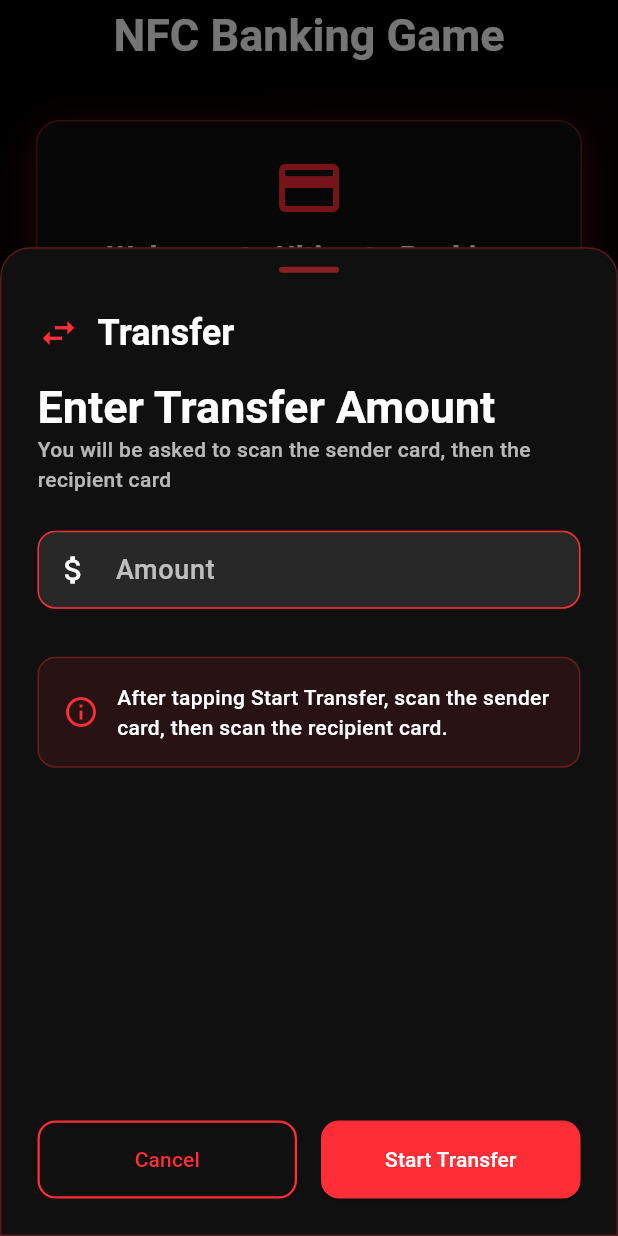
After one commit to ahmed-wael2002/nfc_banking_game, a Flutter app: the screen it shows after launch, after a tap on "Transfer", on a phone screen of 412 x 824 dp. The commit adds this screen. Run offline on Flutter 3.47's test engine with Material 3 defaults, Android fonts, the phone set to English and light mode, and no system bars; our stand-ins replace dartz, equatable, flutter_bloc, freezed_annotation, get_it; missing offline and left inert: flutter_nfc_kit, ndef; Roboto replaces fonts that are missing (Cairo).

Commit message:
Add NFC card-to-card transfer feature
Implemented a new transfer operation allowing users to move funds between two NFC cards. Added a Transfer button and modal to the home page UI, and updated the NFC data source to support the transfer operation by scanning sender and recipient cards sequentially.

```diff
--- a/lib/features/home/data/data_source/remote/nfc_data_source_impl.dart
+++ b/lib/features/home/data/data_source/remote/nfc_data_source_impl.dart
@@ -193,7 +193,33 @@ class NfcDataSourceImpl implements UserDataSourceInterface {
         await writeNfcData(updated.toJson());
         return;
       case OperationTypeEnum.transfer:
-        throw Exception('Transfer operation is not supported');
+        // Transfer: scan sender, deduct; then scan recipient, add.
+        // Each step uses a single NFC session (poll -> read/write -> finish).
+        await _performTransfer(amount);
+        return;
     }
   }
+
+  Future<void> _performTransfer(double amount) async {
+    // Step 1: Scan sender and deduct the amount
+    final UserModel senderCurrent = await getUser();
+    if (amount > senderCurrent.balance) {
+      throw Exception('Amount exceeds balance');
+    }
+    final UserModel senderUpdated = UserModel(
+      id: senderCurrent.id,
+      name: senderCurrent.name,
+      balance: senderCurrent.balance - amount,
+    );
+    await writeNfcData(senderUpdated.toJson());
+
+    // Step 2: Scan recipient and add the amount
+    final UserModel recipientCurrent = await getUser();
+    final UserModel recipientUpdated = UserModel(
+      id: recipientCurrent.id,
+      name: recipientCurrent.name,
+      balance: recipientCurrent.balance + amount,
+    );
+    await writeNfcData(recipientUpdated.toJson());
+  }
 }
--- a/lib/features/home/presentation/pages/home_page.dart
+++ b/lib/features/home/presentation/pages/home_page.dart
@@ -8,6 +8,7 @@ import 'package:nfc/features/home/presentation/blocs/make_transaction_bloc.dart'
 import 'package:nfc/features/home/presentation/widgets/nfc_scan_modal.dart';
 import 'package:nfc/features/home/presentation/widgets/create_user_modal.dart';
 import 'package:nfc/features/home/presentation/widgets/make_transaction_modal.dart';
+import 'package:nfc/features/home/presentation/widgets/transfer_modal.dart';
 import 'package:nfc/service_locator.dart';
 
 class HomePage extends StatelessWidget {
@@ -147,6 +148,14 @@ class _HomePageBodyState extends State<HomePageBody> {
                           onTap: () => _showTransactionModal(context),
                           color: Theme.of(context).colorScheme.primary,
                         ),
+                        _buildActionButton(
+                          context,
+                          icon: Icons.swap_horiz,
+                          title: 'Transfer',
+                          subtitle: 'Move money between cards',
+                          onTap: () => _showTransferModal(context),
+                          color: Theme.of(context).colorScheme.primary,
+                        ),
                       ],
                     );
                   },
@@ -263,4 +272,16 @@ class _HomePageBodyState extends State<HomePageBody> {
       ),
     );
   }
+
+  void _showTransferModal(BuildContext context) {
+    showModalBottomSheet(
+      context: context,
+      isScrollControlled: true,
+      backgroundColor: Colors.transparent,
+      builder: (context) => BlocProvider(
+        create: (_) => getService<MakeTransactionBloc>(),
+        child: const TransferModal(),
+      ),
+    );
+  }
 }
--- /dev/null
+++ b/lib/features/home/presentation/widgets/transfer_modal.dart
@@ -0,0 +1,481 @@
+import 'package:flutter/material.dart';
+import 'package:flutter_bloc/flutter_bloc.dart';
+import 'package:nfc/core/layers/presentation/state/requests/request_cubit/request_cubit.dart';
+import 'package:nfc/core/theme/app_colors.dart';
+import 'package:nfc/features/home/domain/entities/operation_type_enum.dart';
+import 'package:nfc/features/home/domain/entities/user.dart';
+import 'package:nfc/features/home/presentation/blocs/make_transaction_bloc.dart';
+
+class TransferModal extends StatefulWidget {
+  const TransferModal({super.key});
+
+  @override
+  State<TransferModal> createState() => _TransferModalState();
+}
+
+class _TransferModalState extends State<TransferModal> {
+  final GlobalKey<FormState> _formKey = GlobalKey<FormState>();
+  final TextEditingController _amountController = TextEditingController();
+  bool _isScanning = false;
+  bool _isSenderStep = true;
+
+  @override
+  void dispose() {
+    _amountController.dispose();
+    super.dispose();
+  }
+
+  @override
+  Widget build(BuildContext context) {
+    return Container(
+      height: MediaQuery.of(context).size.height * 0.8,
+      decoration: BoxDecoration(
+        color: Theme.of(context).colorScheme.surface,
+        borderRadius: const BorderRadius.vertical(top: Radius.circular(20)),
+        border: Border.all(
+          color: Theme.of(context).colorScheme.primary.withOpacity(0.3),
+        ),
+      ),
+      child: Column(
+        children: [
+          Container(
+            margin: const EdgeInsets.only(top: 12),
+            width: 40,
+            height: 4,
+            decoration: BoxDecoration(
+              color: Theme.of(context).colorScheme.primary.withOpacity(0.5),
+              borderRadius: BorderRadius.circular(2),
+            ),
+          ),
+          Padding(
+            padding: const EdgeInsets.all(24.0),
+            child: Row(
+              children: [
+                Icon(
+                  Icons.swap_horiz,
+                  color: Theme.of(context).colorScheme.primary,
+                  size: 28,
+                ),
+                const SizedBox(width: 12),
+                Text(
+                  'Transfer',
+                  style: Theme.of(context).textTheme.headlineSmall?.copyWith(
+                    fontWeight: FontWeight.bold,
+                    color: Colors.white,
+                  ),
+                ),
+              ],
+            ),
+          ),
+          Expanded(
+            child: BlocBuilder<MakeTransactionBloc, RequestState<void>>(
+              builder: (context, state) {
+                return state.when(
+                  initial: () => _buildForm(context),
+                  loading: () => _buildScanningState(context),
+                  success: (_) => _isSenderStep
+                      ? _buildSenderSuccess(context)
+                      : _buildFinalSuccess(context),
+                  failure: (f) => _buildErrorState(context, f.message),
+                );
+              },
+            ),
+          ),
+          if (!_isScanning)
+            Padding(
+              padding: const EdgeInsets.all(24.0),
+              child: Row(
+                children: [
+                  Expanded(
+                    child: OutlinedButton(
+                      onPressed: () => Navigator.pop(context),
+                      style: OutlinedButton.styleFrom(
+                        padding: const EdgeInsets.symmetric(vertical: 16),
+                        shape: RoundedRectangleBorder(
+                          borderRadius: BorderRadius.circular(12),
+                        ),
+                      ),
+                      child: const Text('Cancel'),
+                    ),
+                  ),
+                  const SizedBox(width: 16),
+                  Expanded(
+                    child: ElevatedButton(
+                      onPressed: _startTransfer,
+                      style: ElevatedButton.styleFrom(
+                        padding: const EdgeInsets.symmetric(vertical: 16),
+                        backgroundColor: Theme.of(context).colorScheme.primary,
+                        foregroundColor: Colors.white,
+                        shape: RoundedRectangleBorder(
+                          borderRadius: BorderRadius.circular(12),
+                        ),
+                      ),
+                      child: const Text('Start Transfer'),
+                    ),
+                  ),
+                ],
+              ),
+            ),
+        ],
+      ),
+    );
+  }
+
+  Widget _buildForm(BuildContext context) {
+    return SingleChildScrollView(
+      padding: const EdgeInsets.symmetric(horizontal: 24.0),
+      child: Form(
+        key: _formKey,
+        child: Column(
+          crossAxisAlignment: CrossAxisAlignment.start,
+          children: [
+            Text(
+              'Enter Transfer Amount',
+              style: Theme.of(
+                context,
+              ).textTheme.titleLarge?.copyWith(fontWeight: FontWeight.bold),
+            ),
+            const SizedBox(height: 8),
+            Text(
+              'You will be asked to scan the sender card, then the recipient card',
+              style: Theme.of(
+                context,
+              ).textTheme.bodyMedium?.copyWith(color: Colors.white70),
+            ),
+            const SizedBox(height: 24),
+            TextFormField(
+              controller: _amountController,
+              decoration: InputDecoration(
+                labelText: 'Amount',
+                hintText: 'Enter amount (e.g., 100.00)',
+                prefixIcon: const Icon(Icons.attach_money),
+                border: OutlineInputBorder(
+                  borderRadius: BorderRadius.circular(12),
+                ),
+                filled: true,
+                fillColor: Colors.white10,
+              ),
+              keyboardType: const TextInputType.numberWithOptions(
+                decimal: true,
+              ),
+              validator: (value) {
+                if (value == null || value.trim().isEmpty) {
+                  return 'Please enter an amount';
+                }
+                final double? parsed = double.tryParse(value);
+                if (parsed == null) {
+                  return 'Please enter a valid number';
+                }
+                if (parsed <= 0) {
+                  return 'Amount must be greater than 0';
+                }
+                return null;
+              },
+            ),
+            const SizedBox(height: 32),
+            Container(
+              width: double.infinity,
+              padding: const EdgeInsets.all(16),
+              decoration: BoxDecoration(
+                color: Theme.of(context).colorScheme.primary.withOpacity(0.1),
+                borderRadius: BorderRadius.circular(12),
+                border: Border.all(
+                  color: Theme.of(context).colorScheme.primary.withOpacity(0.3),
+                ),
+              ),
+              child: Row(
+                children: [
+                  Icon(
+                    Icons.info_outline,
+                    color: Theme.of(context).colorScheme.primary,
+                    size: 24,
+                  ),
+                  const SizedBox(width: 12),
+                  Expanded(
+                    child: Text(
+                      'After tapping Start Transfer, scan the sender card, then scan the recipient card.',
+                      style: Theme.of(
+                        context,
+                      ).textTheme.bodyMedium?.copyWith(color: Colors.white),
+                    ),
+                  ),
+                ],
+              ),
+            ),
+          ],
+        ),
+      ),
+    );
+  }
+
+  Widget _buildScanningState(BuildContext context) {
+    return Center(
+      child: Column(
+        mainAxisAlignment: MainAxisAlignment.center,
+        children: [
+          Container(
+            padding: const EdgeInsets.all(20),
+            decoration: BoxDecoration(
+              color: Theme.of(context).colorScheme.primary.withOpacity(0.1),
+              shape: BoxShape.circle,
+            ),
+            child: Icon(
+              Icons.nfc,
+              size: 64,
+              color: Theme.of(context).colorScheme.primary,
+            ),
+          ),
+          const SizedBox(height: 24),
+          Text(
+            _isSenderStep ? 'Scan sender card' : 'Scan recipient card',
+            style: Theme.of(context).textTheme.headlineSmall?.copyWith(
+              fontWeight: FontWeight.bold,
+              color: Colors.white,
+            ),
+            textAlign: TextAlign.center,
+          ),
+          const SizedBox(height: 12),
+          Text(
+            _isSenderStep
+                ? 'Hold the sender card near the device to deduct the amount'
+                : 'Hold the recipient card near the device to add the amount',
+            style: Theme.of(
+              context,
+            ).textTheme.bodyLarge?.copyWith(color: Colors.white70),
+            textAlign: TextAlign.center,
+          ),
+          const SizedBox(height: 24),
+          CircularProgressIndicator(
+            valueColor: AlwaysStoppedAnimation<Color>(
+              Theme.of(context).colorScheme.primary,
+            ),
+          ),
+        ],
+      ),
+    );
+  }
+
+  Widget _buildSenderSuccess(BuildContext context) {
+    return Center(
+      child: Column(
+        mainAxisAlignment: MainAxisAlignment.center,
+        children: [
+          Container(
+            padding: const EdgeInsets.all(20),
+            decoration: BoxDecoration(
+              color: AppColors.acceptedGreen.withOpacity(0.1),
+              shape: BoxShape.circle,
+            ),
+            child: Icon(
+              Icons.check_circle,
+              size: 64,
+              color: AppColors.acceptedGreen,
+            ),
+          ),
+          const SizedBox(height: 24),
+          Text(
+            'Sender deducted',
+            style: Theme.of(context).textTheme.headlineSmall?.copyWith(
+              fontWeight: FontWeight.bold,
+              color: AppColors.acceptedGreen,
+            ),
+            textAlign: TextAlign.center,
+          ),
+          const SizedBox(height: 12),
+          Text(
+            'Now continue to credit the recipient card',
+            style: Theme.of(
+              context,
+            ).textTheme.bodyLarge?.copyWith(color: Colors.white70),
+            textAlign: TextAlign.center,
+          ),
+          const SizedBox(height: 32),
+          ElevatedButton(
+            onPressed: _continueWithRecipient,
+            style: ElevatedButton.styleFrom(
+              padding: const EdgeInsets.symmetric(horizontal: 24, vertical: 14),
+              backgroundColor: Theme.of(context).colorScheme.primary,
+              foregroundColor: Colors.white,
+              shape: RoundedRectangleBorder(
+                borderRadius: BorderRadius.circular(12),
+              ),
+            ),
+            child: const Text('Continue with recipient'),
+          ),
+        ],
+      ),
+    );
+  }
+
+  Widget _buildFinalSuccess(BuildContext context) {
+    return Center(
+      child: Column(
+        mainAxisAlignment: MainAxisAlignment.center,
+        children: [
+          Container(
+            padding: const EdgeInsets.all(20),
+            decoration: BoxDecoration(
+              color: AppColors.acceptedGreen.withOpacity(0.1),
+              shape: BoxShape.circle,
+            ),
+            child: Icon(
+              Icons.check_circle,
+              size: 64,
+              color: AppColors.acceptedGreen,
+            ),
+          ),
+          const SizedBox(height: 24),
+          Text(
+            'Transfer Successful!',
+            style: Theme.of(context).textTheme.headlineSmall?.copyWith(
+              fontWeight: FontWeight.bold,
+              color: AppColors.acceptedGreen,
+            ),
+            textAlign: TextAlign.center,
+          ),
+          const SizedBox(height: 12),
+          Text(
+            'Balances on both cards have been updated',
+            style: Theme.of(
+              context,
+            ).textTheme.bodyLarge?.copyWith(color: Colors.white70),
+            textAlign: TextAlign.center,
+          ),
+          const SizedBox(height: 32),
+          ElevatedButton(
+            onPressed: () => Navigator.pop(context),
+            style: ElevatedButton.styleFrom(
+              padding: const EdgeInsets.symmetric(horizontal: 32, vertical: 16),
+              backgroundColor: AppColors.acceptedGreen,
+              foregroundColor: Colors.white,
+              shape: RoundedRectangleBorder(
+                borderRadius: BorderRadius.circular(12),
+              ),
+            ),
+            child: const Text('Done'),
+          ),
+        ],
+      ),
+    );
+  }
+
+  Widget _buildErrorState(BuildContext context, String errorMessage) {
+    return Padding(
+      padding: const EdgeInsets.symmetric(horizontal: 24.0),
+      child: Column(
+        mainAxisAlignment: MainAxisAlignment.center,
+        children: [
+          Container(
+            padding: const EdgeInsets.all(20),
+            decoration: BoxDecoration(
+              color: Colors.red.withOpacity(0.1),
+              shape: BoxShape.circle,
+            ),
+            child: const Icon(Icons.error, size: 64, color: Colors.red),
+          ),
+          const SizedBox(height: 24),
+          Text(
+            'Transfer Failed',
+            style: Theme.of(context).textTheme.headlineSmall?.copyWith(
+              fontWeight: FontWeight.bold,
+              color: Colors.white,
+            ),
+          ),
+          const SizedBox(height: 12),
+          Text(
+            errorMessage,
+            style: Theme.of(
+              context,
+            ).textTheme.bodyLarge?.copyWith(color: Colors.white70),
+            textAlign: TextAlign.center,
+          ),
+          const SizedBox(height: 24),
+          Text(
+            'Ensure NFC tags are positioned correctly and try again.',
+            style: Theme.of(
+              context,
+            ).textTheme.bodyMedium?.copyWith(color: Colors.white60),
+            textAlign: TextAlign.center,
+          ),
+          const SizedBox(height: 32),
+          Row(
+            children: [
+              Expanded(
+                child: OutlinedButton(
+                  onPressed: () => Navigator.pop(context),
+                  style: OutlinedButton.styleFrom(
+                    padding: const EdgeInsets.symmetric(vertical: 16),
+                    shape: RoundedRectangleBorder(
+                      borderRadius: BorderRadius.circular(12),
+                    ),
+                  ),
+                  child: const Text('Cancel'),
+                ),
+              ),
+              const SizedBox(width: 16),
+              Expanded(
+                child: ElevatedButton(
+                  onPressed: () {
+                    setState(() {
+                      _isScanning = false;
+                    });
+                    context.read<MakeTransactionBloc>().reset();
+                  },
+                  style: ElevatedButton.styleFrom(
+                    padding: const EdgeInsets.symmetric(vertical: 16),
+                    backgroundColor: Theme.of(context).colorScheme.primary,
+                    foregroundColor: Colors.white,
+                    shape: RoundedRectangleBorder(
+                      borderRadius: BorderRadius.circular(12),
+                    ),
+                  ),
+                  child: const Text('Try Again'),
+                ),
+              ),
+            ],
+          ),
+        ],
+      ),
+    );
+  }
+
+  void _startTransfer() {
+    if (_formKey.currentState!.validate()) {
+      final double amount = double.parse(_amountController.text.trim());
+      final UserEntity placeholderUser = UserEntity(
+        id: 'nfc',
+        name: 'NFC Card',
+        balance: 0.0,
+      );
+
+      setState(() {
+        _isScanning = true;
+        _isSenderStep = true;
+      });
+
+      context.read<MakeTransactionBloc>().makeTransaction(
+        placeholderUser,
+        OperationTypeEnum.withdrawal,
+        amount,
+      );
+    }
+  }
+
+  void _continueWithRecipient() {
+    final double amount = double.parse(_amountController.text.trim());
+    final UserEntity placeholderUser = UserEntity(
+      id: 'nfc',
+      name: 'NFC Card',
+      balance: 0.0,
+    );
+
+    setState(() {
+      _isSenderStep = false;
+      _isScanning = true;
+    });
+
+    final MakeTransactionBloc bloc = context.read<MakeTransactionBloc>();
+    bloc.reset();
+    bloc.makeTransaction(placeholderUser, OperationTypeEnum.deposit, amount);
+  }
+}
```
